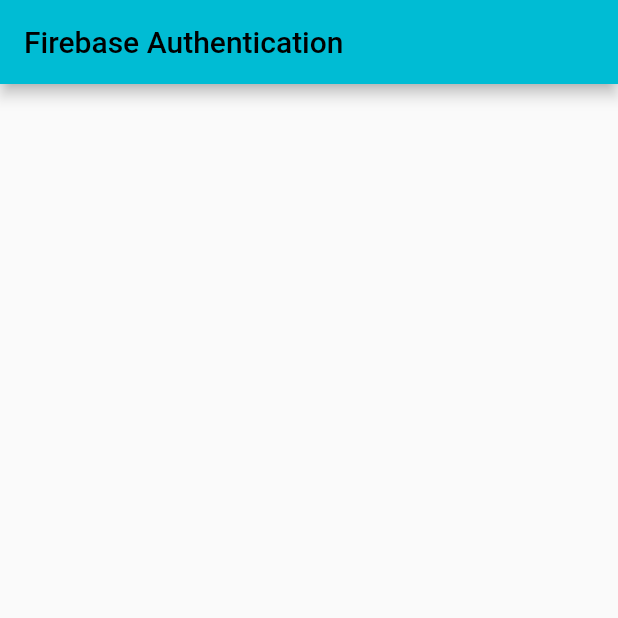
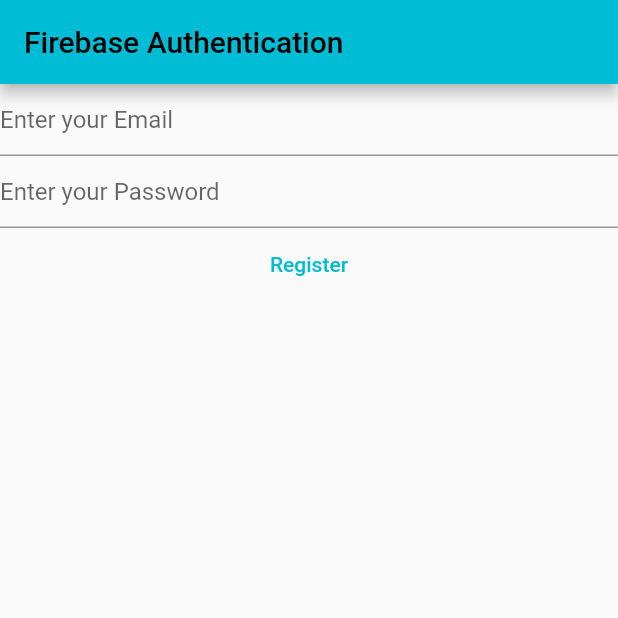
Before and after one commit to Deepak-Meena-github/flutterproject, a Flutter app: the screen it shows after launch, on a phone screen of 412 x 824 dp, the top half of it. Run offline on Flutter 3.47's test engine with Material 2 defaults, Android fonts, the phone set to English and light mode, and no system bars; our stand-ins replace firebase_auth, firebase_core; accounts and stored records are empty.

Commit message:
Basic_login_screen

```diff
--- a/lib/main.dart
+++ b/lib/main.dart
@@ -1,16 +1,19 @@
 
 import 'package:flutter/material.dart';
-import 'screens/login_page.dart';
+//import 'screens/login_page.dart';
 import 'package:firebase_core/firebase_core.dart';
-
+import 'package:firebase_auth/firebase_auth.dart';
+import 'firebase_options.dart';
 
 
 
 
 void main() async {
-  WidgetsFlutterBinding.ensureInitialized();
+   WidgetsFlutterBinding.ensureInitialized();
+
   await Firebase.initializeApp();
   runApp(const MyApp());
+
 }
 class MyApp extends StatelessWidget {
   const MyApp({super.key});
@@ -27,3 +30,99 @@ class MyApp extends StatelessWidget {
     );
   }
 }
+
+
+class LoginPage extends StatefulWidget {
+  const LoginPage({super.key});
+
+  @override
+  State<LoginPage> createState() => _LoginPageState();
+}
+
+class _LoginPageState extends State<LoginPage> {
+  late final  TextEditingController _email;
+  late final TextEditingController  _password;
+  @override
+  void initState() {
+
+      _email=TextEditingController();
+      _password=TextEditingController();
+      super.initState();
+  }
+  @override
+  void dispose() {
+    _email.dispose();
+    _password.dispose();
+    super.dispose();
+  }
+  @override
+  Widget build(BuildContext context) {
+    return Scaffold(
+      appBar: AppBar(
+        title: const Text('Firebase Authentication'),
+      ),
+      body:
+         FutureBuilder(
+          future: Firebase.initializeApp(
+            options: DefaultFirebaseOptions.currentPlatform,
+          ),
+
+          builder: (context, snapshot) {
+            switch (snapshot.connectionState) {
+              case ConnectionState.none:
+
+                break;
+                case ConnectionState.waiting:
+
+                break;
+                 case ConnectionState.active:
+
+                break;
+                case ConnectionState.done:
+
+                break;
+
+
+            }
+            return Column(
+             children: [
+                TextField(
+
+                  controller: _email,
+                  enableSuggestions: false,
+              autocorrect: false,
+                  decoration: const InputDecoration(
+                    hintText: 'Enter your Email',
+                  ),
+                ),
+                TextField(
+                  controller: _password,
+                  obscureText: true,
+                  enableSuggestions: false,
+              autocorrect: false,
+                   decoration: const InputDecoration(
+                    hintText: 'Enter your Password',),
+                ),
+               TextButton(onPressed:()async {
+
+                final email=_email.text;
+                final password=_password.text;
+                final userCredential= await FirebaseAuth.instance.createUserWithEmailAndPassword(
+                  email: email,
+                  password: password);
+                  // ignore: avoid_print
+                  print(userCredential);
+
+
+                 },child: const Text("Register"),),
+             ],
+           );
+
+          },
+
+
+         ),
+
+    );
+  }
+}
--- a/lib/screens/login_page.dart
+++ b/lib/screens/login_page.dart
@@ -1,4 +1,5 @@
 import 'package:flutter/material.dart';
+
 class LoginPage extends StatelessWidget {
   const LoginPage({super.key});
 
@@ -8,6 +9,11 @@ class LoginPage extends StatelessWidget {
       appBar: AppBar(
         title: const Text('Firebase Authentication'),
       ),
+      body: Center(
+        child: TextButton(onPressed: () {
+
+        },child: const Text("Register"),),
+      ),
     );
   }
 }
```
Also changed, not shown: lib/firebase_options.dart (added), 1 other file.
